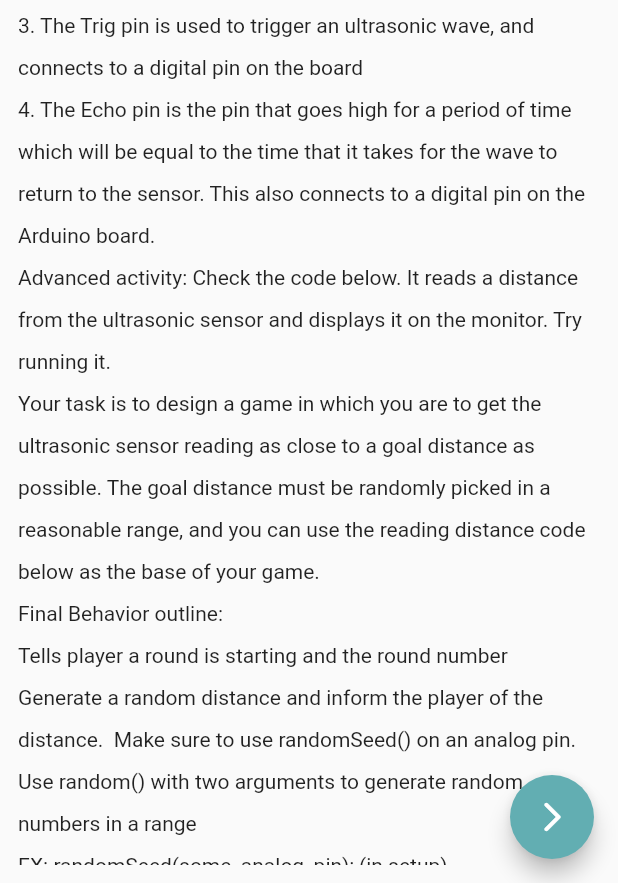
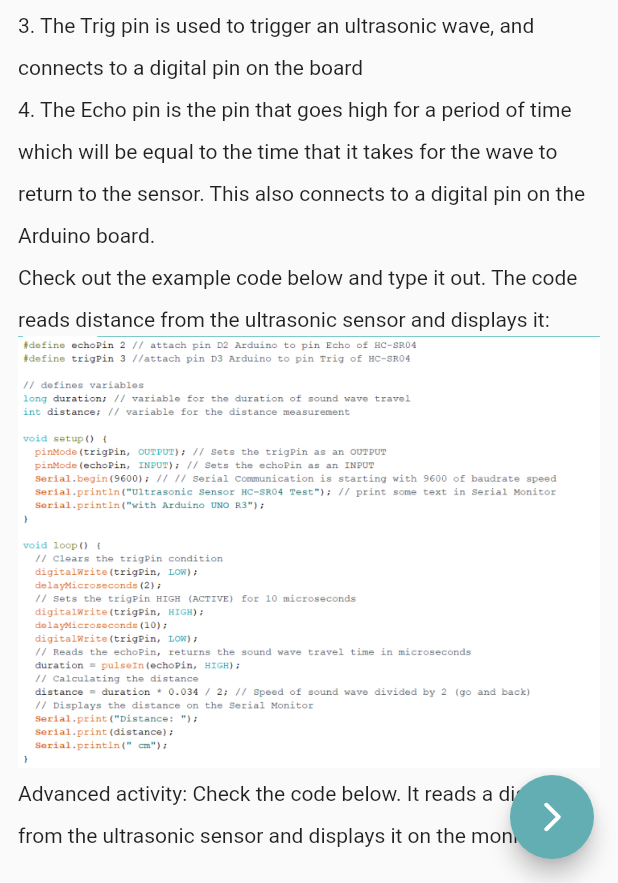
Before and after one commit to VCArduinoClub/arduino, a Flutter app: the Lesson4Page screen opened by its route, scrolled down 576 dp, on a phone screen of 412 x 824 dp, the part 353-1236 px from its top. Run offline on Flutter 3.47's test engine with Material 2 defaults, Android fonts, the phone set to English and light mode, and no system bars.

Commit message:
added ultra basic image

```diff
--- a/lib/routes/lesson4_page.dart
+++ b/lib/routes/lesson4_page.dart
@@ -32,6 +32,9 @@ class Lesson4Page extends StatelessWidget {
           ContentText(
               "4. The Echo pin is the pin that goes high for a period of time which will be equal to the time that it takes for the wave to return to the sensor. This also connects to a digital pin on the Arduino board."),
           ContentText(
+              "Check out the example code below and type it out. The code reads distance from the ultrasonic sensor and displays it:"),
+          Image.asset(Routes.imagePrefix + "Lesson4UltraBasic.png"),
+          ContentText(
               "Advanced activity: Check the code below. It reads a distance from the ultrasonic sensor and displays it on the monitor. Try running it."),
           ContentText(
               "Your task is to design a game in which you are to get the ultrasonic sensor reading as close to a goal distance as possible. The goal distance must be randomly picked in a reasonable range, and you can use the reading distance code below as the base of your game."),
```
Also changed, not shown: assets/images/Lesson4UltraBasic.png (added), 6 other files.
